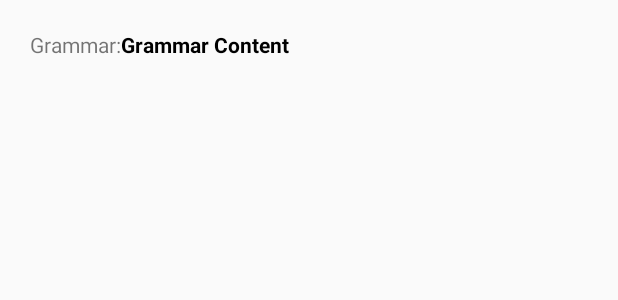
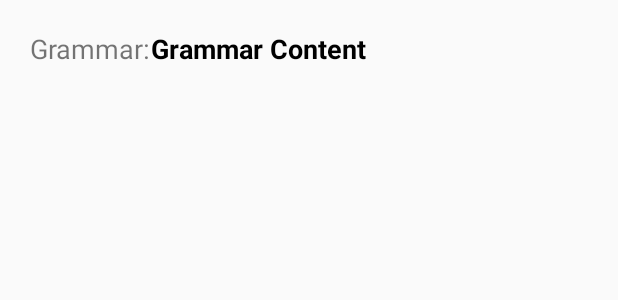
Before and after one commit to NinhHuong/NihongoRenshuu, an Android app: the layout gra_detail.xml on its own in the app's theme, with its tools: preview values and no code run, on a phone screen of 412 x 824 dp. Shown: the top 300 px of the screen. Run offline under Robolectric (Android 15) with nearby library versions, the phone set to English and light mode, and no system bars.

Commit message:
- fix bug TransQuiz: next button not run list by a cycle - fix UI of Grammar Detail: font size, hide indicator when it don't have child

```diff
--- a/app/src/main/java/com/h2n/nihongorenshuu/MainActivity.java
+++ b/app/src/main/java/com/h2n/nihongorenshuu/MainActivity.java
@@ -116,7 +116,7 @@ public class MainActivity extends AppCompatActivity {
 
     @Override
     public void onBackPressed() {
-        finish();
+
     }
 
     @Override
--- a/app/src/main/java/com/h2n/nihongorenshuu/app/grammar/GrammarDetail.java
+++ b/app/src/main/java/com/h2n/nihongorenshuu/app/grammar/GrammarDetail.java
@@ -62,7 +62,7 @@ public class GrammarDetail extends AppCompatActivity {
 
         GrammarRepo gr = new GrammarRepo();
         Grammar gra = gr.getGrammarById(grammar_id);
-        tvGra.setText(gra.getName());
+        tvGra.setText(" " + gra.getName());
 
         prepairData(grammar_id, sentence_id);
         GrammarStructureAdapter gsa = new GrammarStructureAdapter(this, listStrucHeader, explainData, sentenceData);
--- a/app/src/main/res/layout/gra_detail.xml
+++ b/app/src/main/res/layout/gra_detail.xml
@@ -17,7 +17,8 @@
             android:text="@string/gra_title"
             android:layout_width="wrap_content"
             android:layout_height="wrap_content"
-            android:id="@+id/gr_detail_title"/>
+            android:id="@+id/gr_detail_title"
+            android:textSize="18dp"/>
 
         <TextView
             android:text="@string/gra"
@@ -26,7 +27,8 @@
             android:layout_gravity="left"
             android:textStyle="bold"
             android:id="@+id/tvGra"
-            android:textColor="@color/content" />
+            android:textColor="@color/content"
+            android:textSize="18dp" />
     </LinearLayout>
 
     <ExpandableListView
@@ -37,21 +39,4 @@
         android:layout_weight="10"
         android:groupIndicator="@null"/>
 
-    <!--<LinearLayout
-        android:orientation="horizontal"
-        android:layout_width="match_parent"
-        android:layout_height="wrap_content"
-        android:gravity="center"
-        android:layout_weight="1">
-
-        <Button
-            android:text="@string/btnBack"
-            android:layout_width="wrap_content"
-            android:layout_height="wrap_content"
-            android:gravity="center"
-            android:onClick="btnBackOnClick"
-            android:id="@+id/btnBack" />
-    </LinearLayout>-->
-
-
 </LinearLayout>
--- a/app/src/main/res/layout/gra_detail_explain.xml
+++ b/app/src/main/res/layout/gra_detail_explain.xml
@@ -5,7 +5,7 @@
     android:paddingLeft="20dp">
 
     <ImageView xmlns:android="http://schemas.android.com/apk/res/android"
-        android:id="@+id/explist_indicator"
+        android:id="@+id/explain_indicator"
         android:layout_width="20px"
         android:layout_height="20px"
         android:layout_gravity="center_vertical"
--- a/app/src/main/res/layout/gra_detail_sentence.xml
+++ b/app/src/main/res/layout/gra_detail_sentence.xml
@@ -1,7 +1,7 @@
 
 <TextView xmlns:android="http://schemas.android.com/apk/res/android"
     android:id="@+id/sentence"
-    android:layout_width="match_parent"
+    android:layout_width="wrap_content"
     android:layout_height="wrap_content"
     android:drawableLeft="@drawable/butllet"
     android:drawablePadding="10dp"
--- a/app/src/main/res/layout/gra_detail_structure.xml
+++ b/app/src/main/res/layout/gra_detail_structure.xml
@@ -6,7 +6,7 @@
 
     <ImageView xmlns:android="http://schemas.android.com/apk/res/android"
             android:src="@drawable/group_statelist"
-            android:id="@+id/explist_indicator"
+            android:id="@+id/struc_indicator"
             android:layout_gravity="center_vertical"
             android:gravity="center_vertical"
             android:layout_width="20px"
```
Also changed, not shown: app/src/main/java/com/h2n/nihongorenshuu/app/transquiz/TransQuiz.java (+2 -9 lines), app/src/main/java/com/h2n/nihongorenshuu/extendObject/GrammarStructureAdapter.java (+17 -8 lines).
